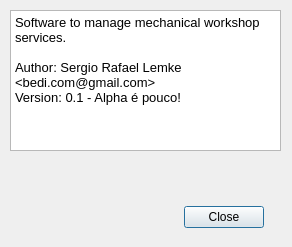
bedi1982/Oficina, file About.ui: the form before one commit.
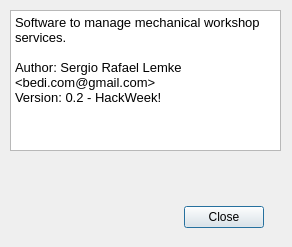
The form after the commit. Icons and pictures are not drawn.

What changed in the file:
```diff
--- a/About.ui
+++ b/About.ui
@@ -45,7 +45,7 @@
 &lt;p style=&quot; margin-top:0px; margin-bottom:0px; margin-left:0px; margin-right:0px; -qt-block-indent:0; text-indent:0px;&quot;&gt;Software to manage mechanical workshop services.&lt;/p&gt;
 &lt;p style=&quot;-qt-paragraph-type:empty; margin-top:0px; margin-bottom:0px; margin-left:0px; margin-right:0px; -qt-block-indent:0; text-indent:0px;&quot;&gt;&lt;br /&gt;&lt;/p&gt;
 &lt;p style=&quot; margin-top:0px; margin-bottom:0px; margin-left:0px; margin-right:0px; -qt-block-indent:0; text-indent:0px;&quot;&gt;Author: Sergio Rafael Lemke &amp;lt;bedi.com@gmail.com&amp;gt;&lt;/p&gt;
-&lt;p style=&quot; margin-top:0px; margin-bottom:0px; margin-left:0px; margin-right:0px; -qt-block-indent:0; text-indent:0px;&quot;&gt;Version: 0.1 - Alpha é pouco!&lt;/p&gt;
+&lt;p style=&quot; margin-top:0px; margin-bottom:0px; margin-left:0px; margin-right:0px; -qt-block-indent:0; text-indent:0px;&quot;&gt;Version: 0.2 - HackWeek!&lt;/p&gt;
 &lt;p style=&quot;-qt-paragraph-type:empty; margin-top:0px; margin-bottom:0px; margin-left:0px; margin-right:0px; -qt-block-indent:0; text-indent:0px;&quot;&gt;&lt;br /&gt;&lt;/p&gt;&lt;/body&gt;&lt;/html&gt;</string>
       </property>
      </widget>
```
Left out of the diff: 4 changed lines with no effect on the pictures.
